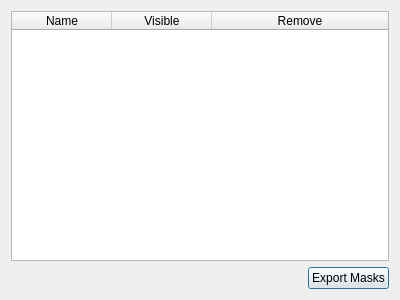
HEXRD/hexrdgui, file hexrd/ui/resources/ui/mask_manager_dialog.ui: the form before one commit.
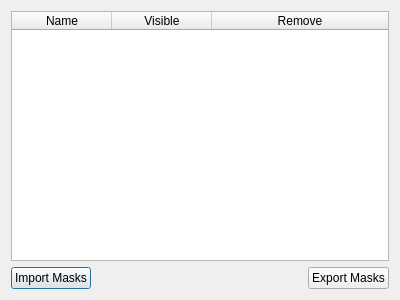
The form after the commit.

Commit message: Add import mask button to mask manager

What changed in the file:
```diff
--- a/hexrd/ui/resources/ui/mask_manager_dialog.ui
+++ b/hexrd/ui/resources/ui/mask_manager_dialog.ui
@@ -56,6 +56,13 @@
    </item>
    <item>
     <layout class="QHBoxLayout" name="horizontalLayout">
+     <item>
+      <widget class="QPushButton" name="import_masks">
+       <property name="text">
+        <string>Import Masks</string>
+       </property>
+      </widget>
+     </item>
      <item>
       <spacer name="horizontalSpacer">
        <property name="orientation">
```
The commit also changes 1 other file.
